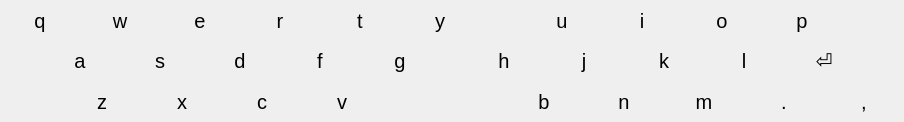
Before: the Qt Designer form keyboardapp/layouts/layoutus.ui in vicr123/ts-kbd, drawn with Qt 5.
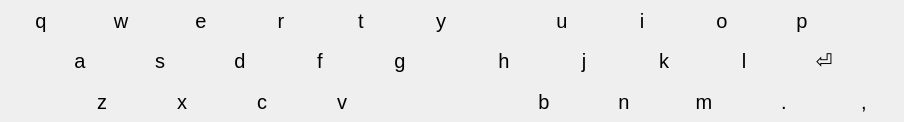
After: the same form once the commit is applied. Icons and pictures are not drawn. Custom widgets are drawn as their Qt base class.

What changed in the file:
```diff
--- a/keyboardapp/layouts/layoutus.ui
+++ b/keyboardapp/layouts/layoutus.ui
@@ -39,6 +39,9 @@
      <property name="spacing">
       <number>0</number>
      </property>
+     <property name="leftMargin">
+      <number>1</number>
+     </property>
      <item>
       <widget class="KeyButton" name="qButton">
        <property name="sizePolicy">
```
Left out of the diff: 2 changed lines with no effect on the pictures.
